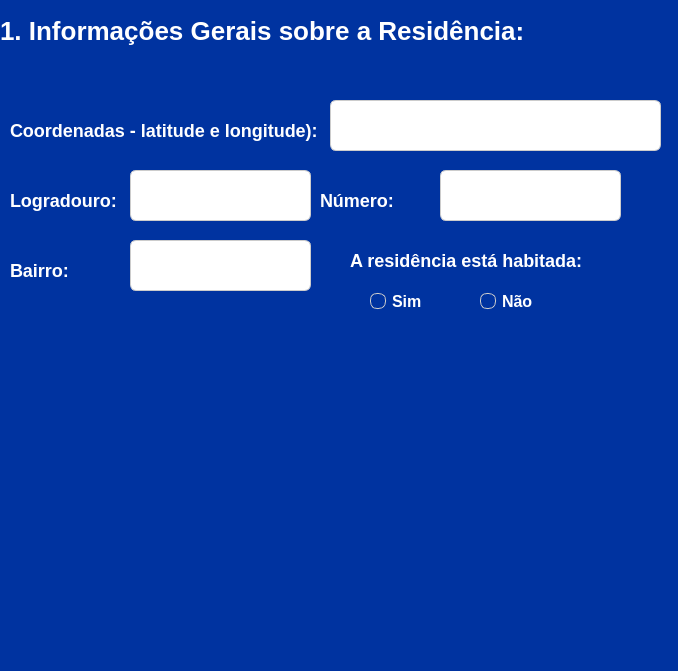
Old version of the form code/templates/Frames/cadastrar.ui in the repository ArielAraujo18/ProjetoAcude.
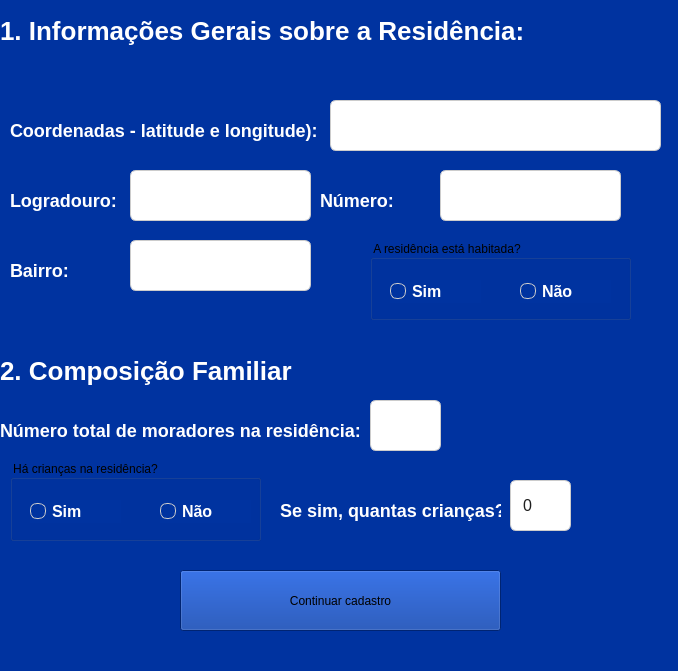
New version of the form.

Diff of the .ui file:
```diff
--- a/code/templates/Frames/cadastrar.ui
+++ b/code/templates/Frames/cadastrar.ui
@@ -217,77 +217,272 @@
     <string>Bairro:</string>
    </property>
   </widget>
-  <widget class="QRadioButton" name="radioButton">
+  <widget class="QLabel" name="label_9">
    <property name="geometry">
     <rect>
-     <x>370</x>
-     <y>290</y>
-     <width>91</width>
-     <height>23</height>
+     <x>0</x>
+     <y>350</y>
+     <width>681</width>
+     <height>41</height>
     </rect>
    </property>
    <property name="styleSheet">
-    <string notr="true">QRadioButton {
+    <string notr="true">QLabel {
     color: #FFFFFF;
-    font-size: 16px;
+    font-size: 26px;
     font-weight: 500;
-    spacing: 6px;
+    background: transparent;
+    qproperty-alignment: 'AlignCenter';
 }
-
-QRadioButton::indicator {
-    width: 14px;
-    height: 14px;
-    border-radius: 7px;
+</string>
+   </property>
+   <property name="text">
+    <string>2. Composição Familiar</string>
+   </property>
+  </widget>
+  <widget class="QLabel" name="label_6">
+   <property name="geometry">
+    <rect>
+     <x>0</x>
+     <y>410</y>
+     <width>371</width>
+     <height>41</height>
+    </rect>
+   </property>
+   <property name="styleSheet">
+    <string notr="true">QLabel {
+    color: #FFFFFF;
+    font-size: 18px;
+    font-weight: 500;
+    background: transparent;
+    qproperty-alignment: 'AlignCenter';
+}
+</string>
+   </property>
+   <property name="text">
+    <string>Número total de moradores na residência:</string>
+   </property>
+  </widget>
+  <widget class="QLineEdit" name="lineEdit_5">
+   <property name="geometry">
+    <rect>
+     <x>370</x>
+     <y>400</y>
+     <width>71</width>
+     <height>51</height>
+    </rect>
+   </property>
+   <property name="styleSheet">
+    <string notr="true">QLineEdit {
+    background-color: #FFFFFF;  
+    color: #1E1E1E;             
+    font-size: 16px;
+    padding: 6px 10px;
     border: 1px solid #CCCCCC;
-    background-color: transparent;
+    border-radius: 6px;
 }
-
-QRadioButton::indicator:checked {
-    background-color: #3B82F6;  /* Azul moderno e suave */
-    border: 1px solid #3B82F6;
+</string>
+   </property>
+  </widget>
+  <widget class="QLabel" name="label_7">
+   <property name="geometry">
+    <rect>
+     <x>280</x>
+     <y>490</y>
+     <width>221</width>
+     <height>41</height>
+    </rect>
+   </property>
+   <property name="styleSheet">
+    <string notr="true">QLabel {
+    color: #FFFFFF;
+    font-size: 18px;
+    font-weight: 500;
+    background: transparent;
+    qproperty-alignment: 'AlignCenter';
 }
 </string>
    </property>
    <property name="text">
-    <string>Sim</string>
+    <string>Se sim, quantas crianças?</string>
    </property>
   </widget>
-  <widget class="QLabel" name="label_5">
+  <widget class="QLineEdit" name="lineEdit_6">
    <property name="geometry">
     <rect>
-     <x>350</x>
+     <x>510</x>
+     <y>480</y>
+     <width>61</width>
+     <height>51</height>
+    </rect>
+   </property>
+   <property name="styleSheet">
+    <string notr="true">QLineEdit {
+    background-color: #FFFFFF;  
+    color: #1E1E1E;             
+    font-size: 16px;
+    padding: 6px 10px;
+    border: 1px solid #CCCCCC;
+    border-radius: 6px;
+}
+</string>
+   </property>
+   <property name="text">
+    <string>0</string>
+   </property>
+  </widget>
+  <widget class="QGroupBox" name="groupBox">
+   <property name="geometry">
+    <rect>
+     <x>370</x>
      <y>240</y>
-     <width>241</width>
-     <height>41</height>
+     <width>261</width>
+     <height>80</height>
     </rect>
    </property>
    <property name="styleSheet">
-    <string notr="true">QLabel {
+    <string notr="true">QGroupBox {
+    border: 2px solid #4DA8DA;
+    border-radius: 8px;
+    margin-top: 20px;
+    padding: 10px;
     color: #FFFFFF;
+    font-size: 16px;
+    font-weight: bold;
+    font-family: &quot;Segoe UI&quot;, sans-serif;
+}
+
+QGroupBox::title {
+    subcontrol-origin: margin;
+    subcontrol-position: top left;
+    padding: 0 8px;
+    color: #FFFFFF; 
     font-size: 18px;
-    font-weight: 500;
-    background: transparent;
-    qproperty-alignment: 'AlignCenter';
+    font-weight: 600;
 }
-</string>
+r</string>
    </property>
-   <property name="text">
-    <string>A residência está habitada:</string>
+   <property name="title">
+    <string>A residência está habitada?</string>
    </property>
+   <widget class="QRadioButton" name="radioButton_4">
+    <property name="geometry">
+     <rect>
+      <x>20</x>
+      <y>40</y>
+      <width>91</width>
+      <height>23</height>
+     </rect>
+    </property>
+    <property name="styleSheet">
+     <string notr="true">QRadioButton {
+    color: #FFFFFF;
+    font-size: 16px;
+    font-weight: 500;
+    spacing: 6px;
+}
+
+QRadioButton::indicator {
+    width: 14px;
+    height: 14px;
+    border-radius: 7px;
+    border: 1px solid #CCCCCC;
+    background-color: transparent;
+}
+
+QRadioButton::indicator:checked {
+    background-color: #3B82F6;  /* Azul moderno e suave */
+    border: 1px solid #3B82F6;
+}
+</string>
+    </property>
+    <property name="text">
+     <string>Sim</string>
+    </property>
+   </widget>
+   <widget class="QRadioButton" name="radioButton_3">
+    <property name="geometry">
+     <rect>
+      <x>150</x>
+      <y>40</y>
+      <width>91</width>
+      <height>23</height>
+     </rect>
+    </property>
+    <property name="styleSheet">
+     <string notr="true">QRadioButton {
+    color: #FFFFFF;
+    font-size: 16px;
+    font-weight: 500;
+    spacing: 6px;
+}
+
+QRadioButton::indicator {
+    width: 14px;
+    height: 14px;
+    border-radius: 7px;
+    border: 1px solid #CCCCCC;
+    background-color: transparent;
+}
+
+QRadioButton::indicator:checked {
+    background-color: #3B82F6;  /* Azul moderno e suave */
+    border: 1px solid #3B82F6;
+}
+</string>
+    </property>
+    <property name="text">
+     <string>Não</string>
+    </property>
+   </widget>
   </widget>
-  <widget class="QRadioButton" name="radioButton_2">
+  <widget class="QGroupBox" name="groupBox_2">
    <property name="geometry">
     <rect>
-     <x>480</x>
-     <y>290</y>
-     <width>91</width>
-     <height>23</height>
+     <x>10</x>
+     <y>460</y>
+     <width>251</width>
+     <height>81</height>
     </rect>
    </property>
    <property name="styleSheet">
-    <string notr="true">QRadioButton {
+    <string notr="true">QGroupBox {
+    border: 2px solid #4DA8DA;
+    border-radius: 8px;
+    margin-top: 20px;
+    padding: 10px;
     color: #FFFFFF;
     font-size: 16px;
+    font-weight: bold;
+    font-family: &quot;Segoe UI&quot;, sans-serif;
+}
+
+QGroupBox::title {
+    subcontrol-origin: margin;
+    subcontrol-position: top left;
+    padding: 0 8px;
+    color: #FFFFFF; 
+    font-size: 18px;
+    font-weight: 600;
+}
+r</string>
+   </property>
+   <property name="title">
+    <string>Há crianças na residência?</string>
+   </property>
+   <widget class="QRadioButton" name="radioButton_5">
+    <property name="geometry">
+     <rect>
+      <x>20</x>
+      <y>40</y>
+      <width>91</width>
+      <height>23</height>
+     </rect>
+    </property>
+    <property name="styleSheet">
+     <string notr="true">QRadioButton {
+    color: #FFFFFF;
+    font-size: 16px;
     font-weight: 500;
     spacing: 6px;
 }
@@ -305,9 +500,77 @@
     border: 1px solid #3B82F6;
 }
 </string>
+    </property>
+    <property name="text">
+     <string>Sim</string>
+    </property>
+   </widget>
+   <widget class="QRadioButton" name="radioButton_6">
+    <property name="geometry">
+     <rect>
+      <x>150</x>
+      <y>40</y>
+      <width>91</width>
+      <height>23</height>
+     </rect>
+    </property>
+    <property name="styleSheet">
+     <string notr="true">QRadioButton {
+    color: #FFFFFF;
+    font-size: 16px;
+    font-weight: 500;
+    spacing: 6px;
+}
+
+QRadioButton::indicator {
+    width: 14px;
+    height: 14px;
+    border-radius: 7px;
+    border: 1px solid #CCCCCC;
+    background-color: transparent;
+}
+
+QRadioButton::indicator:checked {
+    background-color: #3B82F6;  /* Azul moderno e suave */
+    border: 1px solid #3B82F6;
+}
+</string>
+    </property>
+    <property name="text">
+     <string>Não</string>
+    </property>
+   </widget>
+  </widget>
+  <widget class="QPushButton" name="pushButton_4">
+   <property name="geometry">
+    <rect>
+     <x>180</x>
+     <y>570</y>
+     <width>321</width>
+     <height>61</height>
+    </rect>
    </property>
+   <property name="styleSheet">
+    <string notr="true">QPushButton {
+    background-color: #E0E7FF;
+    color: #0033A0;
+    font-size: 16px;
+    font-weight: 600;
+    font-family: &quot;Segoe UI&quot;, Tahoma, Geneva, Verdana, sans-serif;
+    padding: 10px 22px;
+    border: none;
+    border-radius: 10px;
+    box-shadow: 2px 2px 6px rgba(0, 0, 0, 0.3);
+}
+QPushButton:hover {
+    background-color: #C7D2FE;
+}
+QPushButton:pressed {
+    background-color: #32CD32;
+}r</string>
+   </property>
    <property name="text">
-    <string>Não</string>
+    <string>Continuar cadastro</string>
    </property>
   </widget>
  </widget>
```
